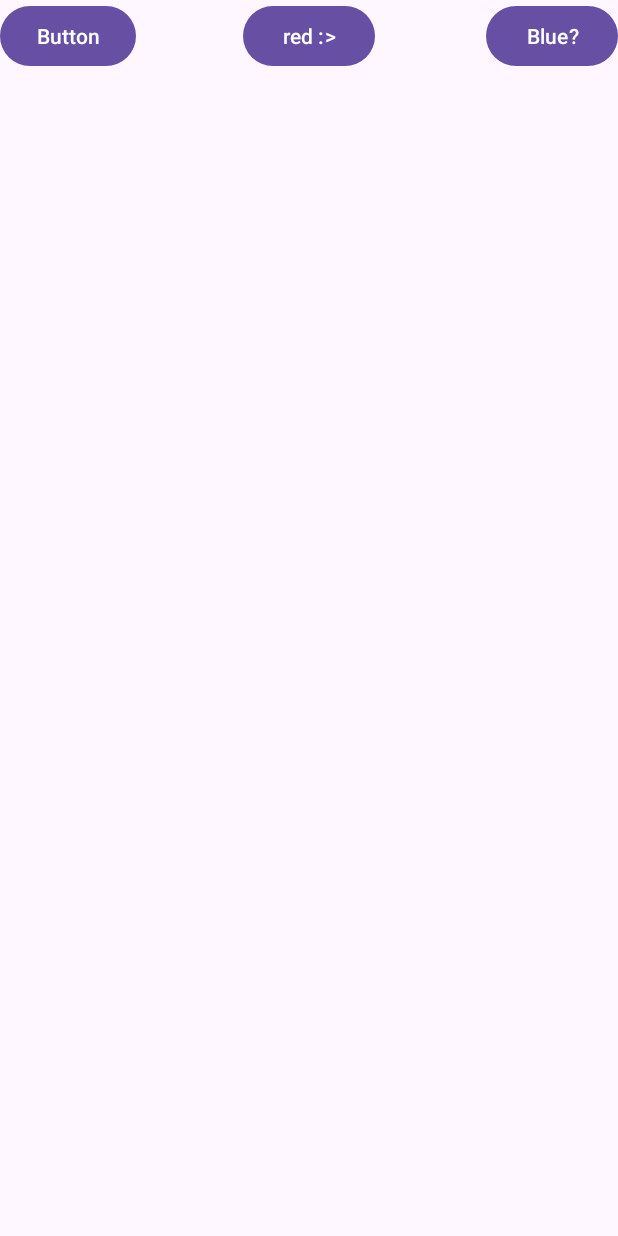
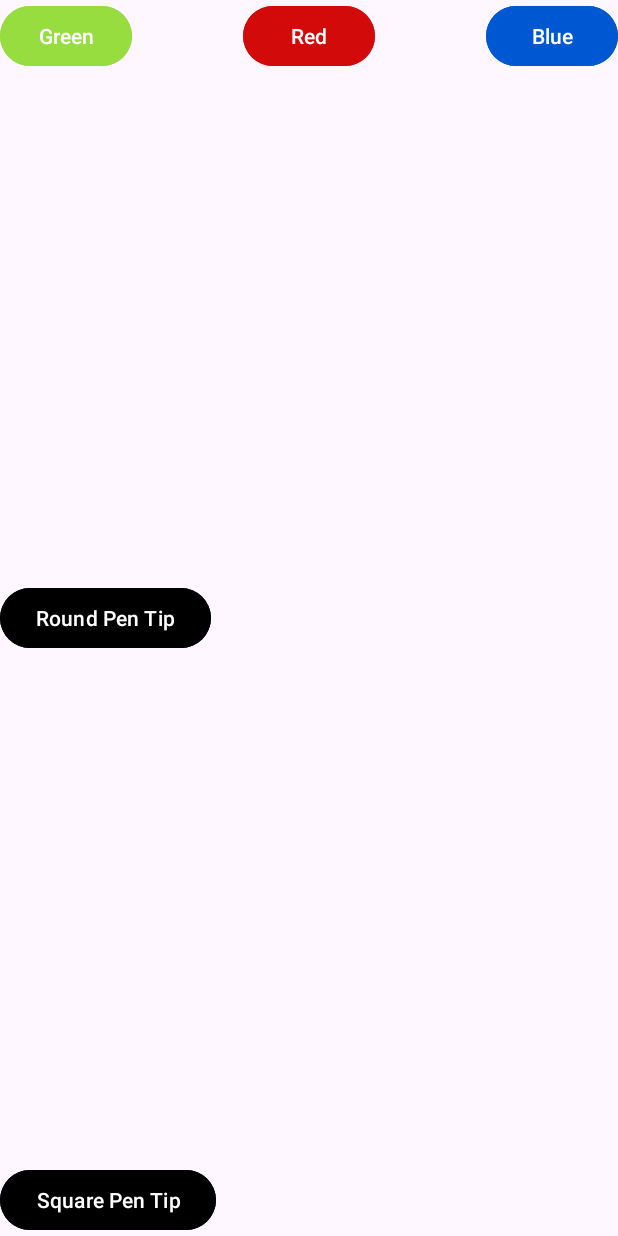
Before and after one commit to UofUAndroidPaintApp/AndroidPaintApp, an Android app: the screen it shows after launch (MainActivity), after a tap on "Click me", on a phone screen of 412 x 824 dp. Run offline under Robolectric (Android 15) with nearby library versions, the phone set to English and light mode, and no system bars.

Commit message:
Customized color buttons. Started pen tip shape implementation.

```diff
--- a/customViewDemo/app/src/main/java/com/example/customviewdemo/ClickFragment.kt
+++ b/customViewDemo/app/src/main/java/com/example/customviewdemo/ClickFragment.kt
@@ -10,7 +10,6 @@ import com.example.customviewdemo.databinding.FragmentClickBinding
 
 
 class ClickFragment : Fragment() {
-
 
     private var buttonFunction : () -> Unit = {}
 
--- a/customViewDemo/app/src/main/java/com/example/customviewdemo/CustomView.kt
+++ b/customViewDemo/app/src/main/java/com/example/customviewdemo/CustomView.kt
@@ -26,10 +26,6 @@ class CustomView(context: Context, attrs: AttributeSet) : View(context, attrs) {
 
         super.onTouchEvent(event)
 
-//        paint.color = Color.RED
-
-
-
         val x = event!!.x.toInt()
         val y = event!!.y.toInt()
 
@@ -44,12 +40,8 @@ class CustomView(context: Context, attrs: AttributeSet) : View(context, attrs) {
 
         Log.d("circle", "circle has been drawn at $x and $y")
 
-
-
         invalidate()
         return true
-
-//        return super.onTouchEvent(event)
     }
 
 
@@ -60,7 +52,10 @@ class CustomView(context: Context, attrs: AttributeSet) : View(context, attrs) {
 
     fun setColor(color: Int) {
         this.paint.color = color
+    }
 
+    fun setShape(shape: Paint.Cap){
+        this.paint.strokeCap = shape
     }
 
 }
--- a/customViewDemo/app/src/main/java/com/example/customviewdemo/DrawFragment.kt
+++ b/customViewDemo/app/src/main/java/com/example/customviewdemo/DrawFragment.kt
@@ -1,6 +1,7 @@
 package com.example.customviewdemo
 
 import android.annotation.SuppressLint
+import android.graphics.Paint
 import android.os.Bundle
 import android.util.Log
 import android.view.LayoutInflater
@@ -17,17 +18,13 @@ class DrawFragment : Fragment() {
 
     @SuppressLint("ClickableViewAccessibility")
     override fun onCreateView(
-
         inflater: LayoutInflater, container: ViewGroup?,
         savedInstanceState: Bundle?
     ): View {
 
-
-
         // Inflate the layout for this fragment
         val binding = FragmentDrawBinding.inflate(inflater)
 
-//         add the unchristened
         val viewModel : SimpleViewModel by activityViewModels()
 
         viewModel.bitmap.observe(viewLifecycleOwner) {
@@ -38,19 +35,27 @@ class DrawFragment : Fragment() {
             //change paint in Custom View to blue
             binding.customView.setColor(-16776961)
             Log.d("blueTest", "inside blue click listener")
-
         }
-
-        //TODO: Purple button listener
+        //Purple button listener
         binding.greenButton.setOnClickListener {
             binding.customView.setColor(-16711936)
         }
-
-        //TODO:  button listener
+        //Green button listener
         binding.redButton.setOnClickListener {
             binding.customView.setColor(-65536)
         }
 
+        //Round pen button listener
+        binding.roundButton.setOnClickListener {
+            //change paint in Custom View to blue
+            binding.customView.setShape(Paint.Cap.ROUND)
+        }
+
+        //Sqaure pen button listener
+        binding.squareButton.setOnClickListener {
+            //change paint in Custom View to blue
+            binding.customView.setShape(Paint.Cap.SQUARE)
+        }
 
         return binding.root
 
--- a/customViewDemo/app/src/main/java/com/example/customviewdemo/MainActivity.kt
+++ b/customViewDemo/app/src/main/java/com/example/customviewdemo/MainActivity.kt
@@ -10,7 +10,6 @@ class MainActivity : AppCompatActivity() {
         super.onCreate(savedInstanceState)
         val binding = ActivityMainBinding.inflate(layoutInflater)
 
-
         binding.fragmentContainerView.getFragment<ClickFragment>().setButtonFunction {
             val drawFragment = DrawFragment()
             val transaction = this.supportFragmentManager.beginTransaction()
--- a/customViewDemo/app/src/main/java/com/example/customviewdemo/SimpleViewModel.kt
+++ b/customViewDemo/app/src/main/java/com/example/customviewdemo/SimpleViewModel.kt
@@ -2,6 +2,8 @@ package com.example.customviewdemo
 
 import android.graphics.Bitmap
 import android.graphics.Color
+import android.graphics.Paint
+import android.view.RoundedCorner
 import androidx.lifecycle.LiveData
 import androidx.lifecycle.MutableLiveData
 import androidx.lifecycle.ViewModel
@@ -9,16 +11,18 @@ import kotlin.random.Random
 
 class SimpleViewModel :ViewModel() {
 
-
     private var _width = 1
     private var _height = 1
 
+    //Model
     private val _bitmap: MutableLiveData<Bitmap> = MutableLiveData(Bitmap.createBitmap(1440, 2990, Bitmap.Config.ARGB_8888))
     val bitmap = _bitmap as LiveData<Bitmap>
-    //Model
     private val _color : MutableLiveData<Color> = MutableLiveData(Color.valueOf(1f, 1f, 0f))
+    public val color  = _color as LiveData<Color>
+    private val _shape: MutableLiveData<Paint.Cap> = MutableLiveData(Paint.Cap.ROUND)
+    public val shape = _shape as LiveData<Paint.Cap>
 
-    public val color  = _color as LiveData<Color>
+
 
     fun pickColor(){
         with(Random.Default) {
--- a/customViewDemo/app/src/main/res/layout/fragment_draw.xml
+++ b/customViewDemo/app/src/main/res/layout/fragment_draw.xml
@@ -12,23 +12,42 @@
 
     <Button
         android:id="@+id/blueButton"
+        android:backgroundTint="#0057D2"
         android:layout_width="wrap_content"
         android:layout_height="wrap_content"
         android:layout_gravity="right"
-        android:text="Blue?" />
+        android:text="Blue" />
 
     <Button
         android:id="@+id/greenButton"
+        android:backgroundTint="#97DD40"
         android:layout_width="wrap_content"
         android:layout_height="wrap_content"
         android:layout_gravity="left"
-        android:text="Button" />
+        android:text="Green" />
 
     <Button
         android:id="@+id/redButton"
+        android:backgroundTint="#D20A0A"
         android:layout_width="wrap_content"
         android:layout_height="wrap_content"
         android:layout_gravity="center_horizontal"
-        android:text="red :>" />
+        android:text="Red" />
+
+    <Button
+        android:id="@+id/roundButton"
+        android:backgroundTint="#000000"
+        android:layout_width="wrap_content"
+        android:layout_height="wrap_content"
+        android:layout_gravity="center_vertical"
+        android:text="Round Pen Tip" />
+
+    <Button
+        android:id="@+id/squareButton"
+        android:backgroundTint="#000000"
+        android:layout_width="wrap_content"
+        android:layout_height="wrap_content"
+        android:layout_gravity="bottom"
+        android:text="Square Pen Tip" />
 
 </FrameLayout>
```
